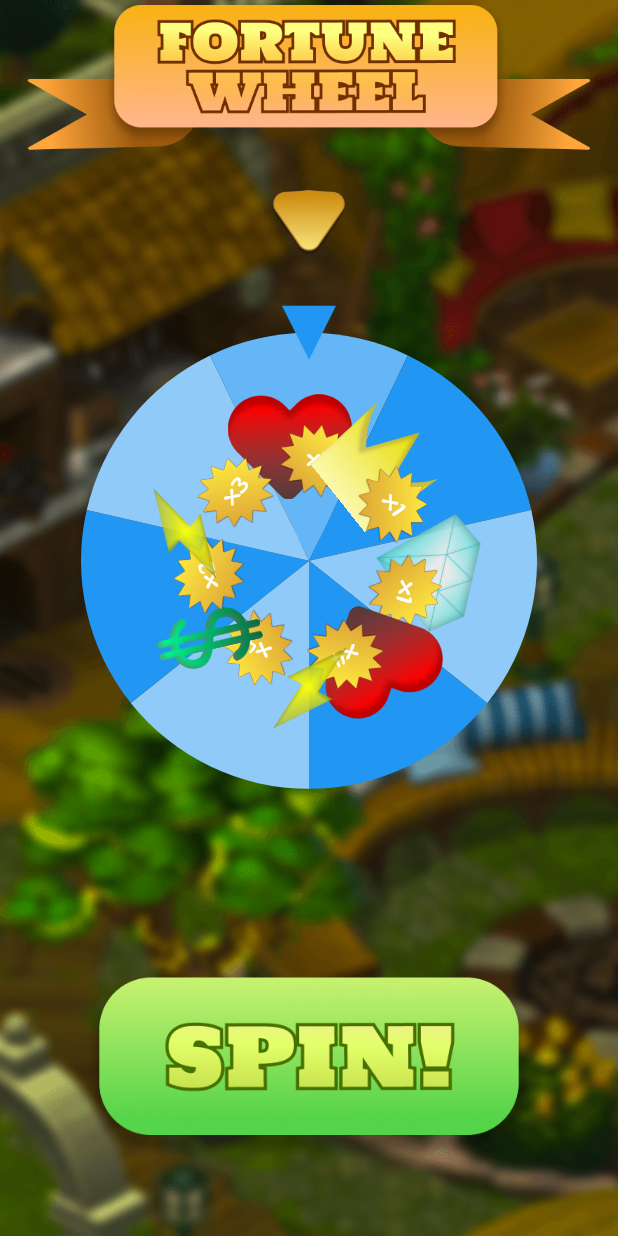
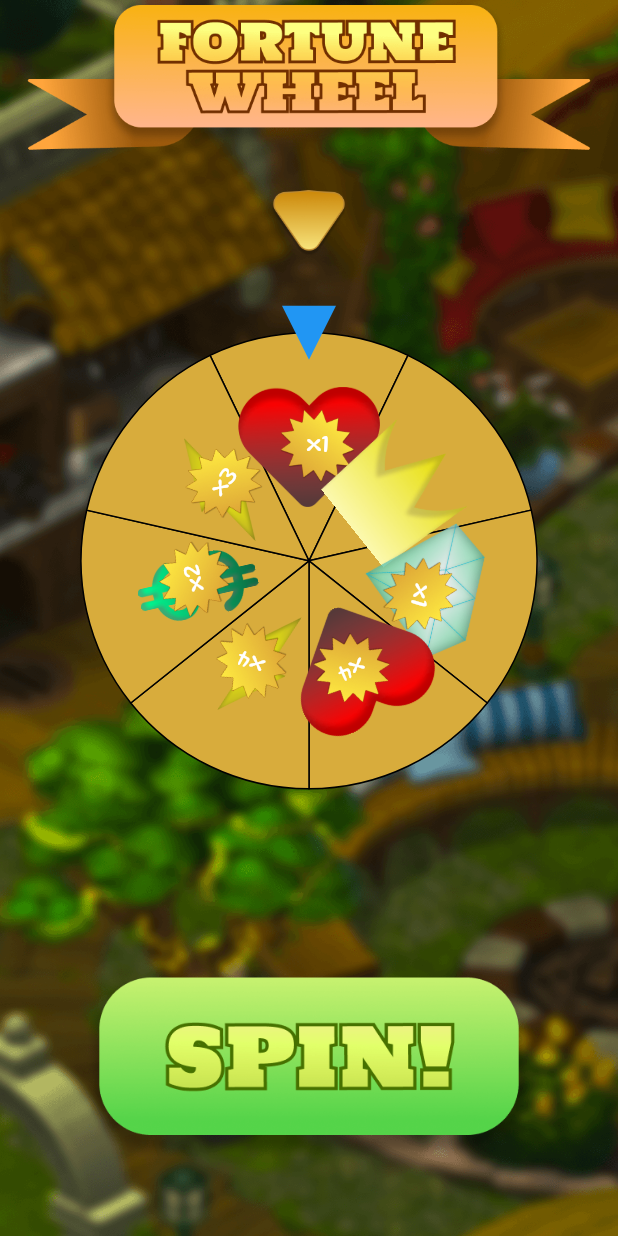
Before and after one commit to extrawest/spin-the-wheel-game, a Flutter app: the screen it shows after launch, on a phone screen of 412 x 824 dp. Run offline on Flutter 3.47's test engine with Material 2 defaults, Android fonts, the phone set to English and light mode, and no system bars; drawn by our look-alikes of flutter_fortune_wheel, zoom_tap_animation; our stand-ins replace equatable, flutter_bloc, lottie.

Commit message:
Add spinning logic and showing prize dialog

```diff
--- a/lib/widgets/fortune_item.dart
+++ b/lib/widgets/fortune_item.dart
@@ -14,9 +14,13 @@ class CustomFortuneItem extends StatelessWidget {
   Widget build(BuildContext context) {
     return Transform.rotate(
       angle: pi / 2,
+      child: SizedBox(
+        height: 90,
+        width: 90,
         child: Stack(
           children: [
-          Image.asset(prize.asset, height: 70),
+            Center(child: Image.asset(prize.asset, height: 80)),
+            if(prize.name != 'jackpot')
               Positioned(
                 top: 20,
                 left: 35,
@@ -39,6 +43,7 @@ class CustomFortuneItem extends StatelessWidget {
               ),
           ],
         ),
+      ),
     );
   }
 }
--- a/lib/widgets/spinning_wheel.dart
+++ b/lib/widgets/spinning_wheel.dart
@@ -9,6 +9,7 @@ import 'package:spin_wheel_game/assets.dart';
 import 'package:spin_wheel_game/models/lottie_type.dart';
 import 'package:spin_wheel_game/spin_wheel_cubit/spin_wheel_cubit.dart';
 import 'package:spin_wheel_game/spin_wheel_cubit/spin_wheel_state.dart';
+import 'package:spin_wheel_game/theme.dart';
 import 'package:spin_wheel_game/utils.dart';
 import 'package:spin_wheel_game/widgets/fortune_item.dart';
 import 'package:spin_wheel_game/widgets/prize_dialog.dart';
@@ -60,7 +61,7 @@ class _CustomSpinningWheelState extends State<CustomSpinningWheel> with TickerPr
       builder: (context, child) => Column(
         children: [
           BlocConsumer<SpinWheelCubit, SpinWheelState>(
-            listenWhen: (prev, curr) => prev.currentPrize != curr.currentPrize,
+            listenWhen: (prev, curr) => prev.isSpinning != curr.isSpinning,
             listener: _spinListener,
             builder: (context, state) => ConstrainedBox(
               constraints: const BoxConstraints(
@@ -73,12 +74,19 @@ class _CustomSpinningWheelState extends State<CustomSpinningWheel> with TickerPr
                   children: [
                     FortuneWheel(
                       selected: context.read<StreamController<int>>().stream,
+                      rotationCount: 4,
                       items: List.generate(
                         prizes.length,
                         (index) => FortuneItem(
-                          child: CustomFortuneItem(prize: prizes[index]!)
+                          child: CustomFortuneItem(prize: prizes[index]!),
+                          style: const FortuneItemStyle(
+                            color: orange2,
+                          ),
                         ),
                       ),
+                      onAnimationEnd: () {
+                        context.read<SpinWheelCubit>().setIsSpinning(false);
+                      },
                     ),
                     Positioned.fill(
                       child: Align(
@@ -103,7 +111,7 @@ class _CustomSpinningWheelState extends State<CustomSpinningWheel> with TickerPr
   }
 
   void _spinListener(BuildContext context, SpinWheelState state) {
-    if (state.currentPrize != null) {
+    if (state.isSpinning == false) {
       _showPrizeDialog(context, state);
       _playLottie(state.currentPrize!.lottie);
     }
```
Also changed, not shown: lib/widgets/spin_button.dart (+5 -2 lines). Lines whose indentation alone changed are shown as unchanged.
